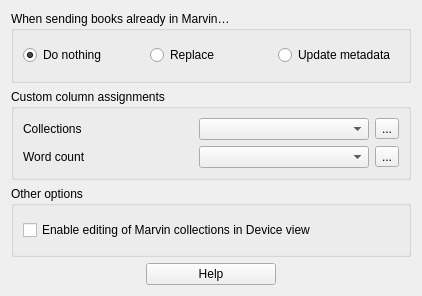
Before: the Qt Designer form widgets/marvin.ui in Philantrop/calibre-ios-reader-applications, drawn with Qt 5.
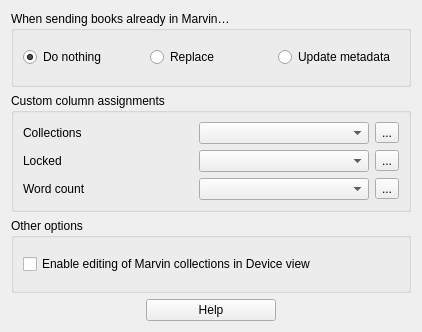
After: the same form once the commit is applied.

Commit message: Updated panel sizes to 422x332.

Diff of the .ui file:
```diff
--- a/widgets/marvin.ui
+++ b/widgets/marvin.ui
@@ -7,7 +7,7 @@
     <x>0</x>
     <y>0</y>
     <width>422</width>
-    <height>296</height>
+    <height>332</height>
    </rect>
   </property>
   <property name="windowTitle">
@@ -42,23 +42,40 @@
           </property>
          </widget>
         </item>
-        <item row="1" column="0">
-         <widget class="QLabel" name="label_2">
+        <item row="2" column="0">
+         <widget class="QLabel" name="word_count_label">
           <property name="text">
            <string>Word count</string>
           </property>
          </widget>
         </item>
-        <item row="1" column="1">
+        <item row="2" column="1">
          <widget class="QComboBox" name="word_count_comboBox"/>
         </item>
-        <item row="1" column="2">
+        <item row="2" column="2">
          <widget class="QToolButton" name="word_count_wizard_tb">
           <property name="text">
            <string>...</string>
           </property>
          </widget>
         </item>
+        <item row="1" column="0">
+         <widget class="QLabel" name="locked_label">
+          <property name="text">
+           <string>Locked</string>
+          </property>
+         </widget>
+        </item>
+        <item row="1" column="1">
+         <widget class="QComboBox" name="locked_comboBox"/>
+        </item>
+        <item row="1" column="2">
+         <widget class="QToolButton" name="locked_tb">
+          <property name="text">
+           <string>...</string>
+          </property>
+         </widget>
+        </item>
        </layout>
       </item>
      </layout>
```
Left out of the diff: 2 changed lines with no effect on the pictures. The commit also changes 2 other files.
